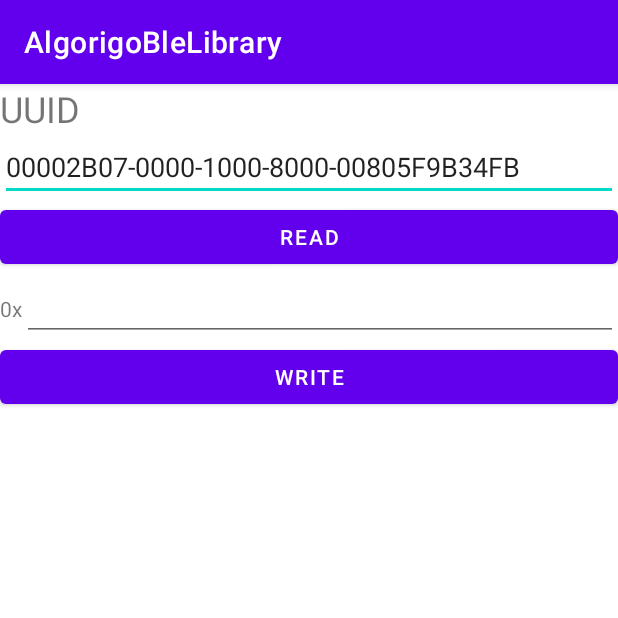
After one commit to Algorigo/AlgorigoBleLibrary, an Android app: the DeviceActivity screen opened directly, with no data from a screen before it, on a phone screen of 412 x 824 dp, the top half of it. The commit adds this screen. Run offline under Robolectric (Android 15) with nearby library versions, the phone set to English and light mode, and no system bars; our stand-ins replace RxJava; libraries missing offline, so code that uses them is left out: com.algorigo.library; 1 statement that could not run was skipped.

Commit message:
read, write characteristic 추가

```diff
--- a/algorigoble2/src/main/java/com/algorigo/algorigoble2/BleDeviceEngine.kt
+++ b/algorigoble2/src/main/java/com/algorigo/algorigoble2/BleDeviceEngine.kt
@@ -3,6 +3,8 @@ package com.algorigo.algorigoble2
 import com.jakewharton.rxrelay3.BehaviorRelay
 import io.reactivex.rxjava3.core.Completable
 import io.reactivex.rxjava3.core.Observable
+import io.reactivex.rxjava3.core.Single
+import java.util.UUID
 
 abstract class BleDeviceEngine {
 
@@ -20,4 +22,7 @@ abstract class BleDeviceEngine {
     abstract fun connectCompletable(): Completable
 
     abstract fun disconnect()
+
+    abstract fun readCharacteristicSingle(characteristicUuid: UUID): Single<ByteArray>
+    abstract fun writeCharacteristicSingle(characteristicUuid: UUID, byteArray: ByteArray): Single<ByteArray>
 }
--- a/algorigoble2/src/main/java/com/algorigo/algorigoble2/impl/BleManagerEngineImpl.kt
+++ b/algorigoble2/src/main/java/com/algorigo/algorigoble2/impl/BleManagerEngineImpl.kt
@@ -68,10 +68,6 @@ internal class BleManagerEngineImpl(private val context: Context, bleDeviceDeleg
             }
     }
 
-    override fun getDevice(macAddress: String): BleDevice? {
-        TODO("Not yet implemented")
-    }
-
     override fun getBondedDevice(macAddress: String): BleDevice? {
         TODO("Not yet implemented")
     }
--- a/app/build.gradle
+++ b/app/build.gradle
@@ -49,4 +49,7 @@ dependencies {
     implementation 'io.reactivex.rxjava3:rxandroid:3.0.0'
     //ReactiveX Relay
     implementation 'com.jakewharton.rxrelay3:rxrelay:3.0.0'
+
+    // AlgorigoUtil
+    implementation 'com.algorigo.library:algorigoutil:1.3.2'
 }
--- /dev/null
+++ b/app/src/main/java/com/algorigo/algorigoblelibrary/DeviceActivity.kt
@@ -0,0 +1,101 @@
+package com.algorigo.algorigoblelibrary
+
+import android.content.Intent
+import androidx.appcompat.app.AppCompatActivity
+import android.os.Bundle
+import android.util.Log
+import android.widget.Button
+import android.widget.EditText
+import android.widget.TextView
+import com.algorigo.library.rx.Rx2ServiceBindingFactory
+import io.reactivex.rxjava3.android.schedulers.AndroidSchedulers
+import java.util.*
+
+class DeviceActivity : AppCompatActivity() {
+
+    private lateinit var deviceMacAddress: String
+
+    private lateinit var uuidEditText: EditText
+    private lateinit var readCharacteristicButton: Button
+    private lateinit var writeEditText: EditText
+    private lateinit var writeCharacteristicButton: Button
+    private lateinit var resultTextView: TextView
+
+    override fun onCreate(savedInstanceState: Bundle?) {
+        super.onCreate(savedInstanceState)
+
+        intent.getStringExtra(DEVICE_MAC_ADDRESS)?.let {
+            deviceMacAddress = it
+        }?: finish()
+
+        initView()
+    }
+
+    private fun initView() {
+        setContentView(R.layout.activity_device)
+
+        uuidEditText = findViewById(R.id.uuid_edit_text)
+        readCharacteristicButton = findViewById(R.id.read_characteristic_btn)
+        writeEditText = findViewById(R.id.write_edit_text)
+        writeCharacteristicButton = findViewById(R.id.write_characteristic_btn)
+        resultTextView = findViewById(R.id.result_text_view)
+
+        readCharacteristicButton.setOnClickListener {
+            readCharacteristic()
+        }
+        writeCharacteristicButton.setOnClickListener {
+            writeCharacteristic()
+        }
+    }
+
+    private fun readCharacteristic() {
+        getDeviceObservable()
+            .flatMapSingle { device ->
+                val uuid = UUID.fromString(uuidEditText.text.toString())
+                device.readCharacteristicSingle(uuid)
+            }
+            .map { byteArray ->
+                "read complete : 0x"+byteArray.joinToString("") { String.format("%2x", it) }
+            }
+            .firstOrError()
+            .observeOn(AndroidSchedulers.mainThread())
+            .subscribe({
+                resultTextView.text = it
+            }, {
+                Log.e("!!!", "", it)
+            })
+    }
+
+    private fun writeCharacteristic() {
+        getDeviceObservable()
+            .flatMapSingle { device ->
+                val uuid = UUID.fromString(uuidEditText.text.toString())
+                val byteArray = writeEditText.text.toString().chunked(2).map { it.toInt(16).toByte() }.toByteArray()
+                device.writeCharacteristicSingle(uuid, byteArray)
+            }
+            .map { byteArray ->
+                "write complete : 0x"+byteArray.joinToString("") { String.format("%2x", it) }
+            }
+            .firstOrError()
+            .observeOn(AndroidSchedulers.mainThread())
+            .subscribe({
+                resultTextView.text = it
+            }, {
+                Log.e("!!!", "", it)
+            })
+    }
+
+    private fun getDeviceObservable() =
+        Rx2ServiceBindingFactory.bind<BluetoothService.BluetoothBinder>(
+            this,
+            Intent(this, BluetoothService::class.java)
+        )
+            .map {
+                it.getService().bleManager.getDevice(deviceMacAddress)
+                    ?: throw IllegalStateException("Device is not exist")
+            }
+
+    companion object {
+        const val DEVICE_MAC_ADDRESS = "DEVICE_MAC_ADDRESS"
+    }
+}
--- /dev/null
+++ b/app/src/main/res/layout/activity_device.xml
@@ -0,0 +1,58 @@
+<?xml version="1.0" encoding="utf-8"?>
+<LinearLayout xmlns:android="http://schemas.android.com/apk/res/android"
+    xmlns:tools="http://schemas.android.com/tools"
+    android:layout_width="match_parent"
+    android:layout_height="match_parent"
+    android:orientation="vertical"
+    tools:context=".DeviceActivity">
+
+    <TextView
+        android:id="@+id/uuid_label"
+        android:layout_width="wrap_content"
+        android:layout_height="wrap_content"
+        android:text="UUID"
+        android:textSize="24sp" />
+
+    <EditText
+        android:id="@+id/uuid_edit_text"
+        android:layout_width="match_parent"
+        android:layout_height="wrap_content"
+        android:text="00002B07-0000-1000-8000-00805F9B34FB" />
+
+    <Button
+        android:id="@+id/read_characteristic_btn"
+        android:layout_width="match_parent"
+        android:layout_height="wrap_content"
+        android:text="Read" />
+
+    <LinearLayout
+        android:layout_width="match_parent"
+        android:layout_height="wrap_content"
+        android:layout_gravity="center_vertical"
+        android:orientation="horizontal">
+
+        <TextView
+            android:layout_width="wrap_content"
+            android:layout_height="wrap_content"
+            android:text="0x" />
+
+        <EditText
+            android:id="@+id/write_edit_text"
+            android:layout_width="match_parent"
+            android:layout_height="wrap_content" />
+
+    </LinearLayout>
+
+    <Button
+        android:id="@+id/write_characteristic_btn"
+        android:layout_width="match_parent"
+        android:layout_height="wrap_content"
+        android:text="Write" />
+
+    <TextView
+        android:id="@+id/result_text_view"
+        android:layout_width="match_parent"
+        android:layout_height="0px"
+        android:layout_weight="1" />
+
+</LinearLayout>
```
Also changed, not shown: algorigoble2/src/main/java/com/algorigo/algorigoble2/BleDevice.kt (+6 -5 lines), algorigoble2/src/main/java/com/algorigo/algorigoble2/BleManagerEngine.kt (+14 -1 lines), algorigoble2/src/main/java/com/algorigo/algorigoble2/impl/BleDeviceEngineImpl.kt (+132 -0 lines), app/src/main/AndroidManifest.xml (+11 -0 lines), app/src/main/java/com/algorigo/algorigoblelibrary/BluetoothService.kt (added, +27 -0 lines), app/src/main/java/com/algorigo/algorigoblelibrary/MainActivity.kt (+15 -7 lines).
